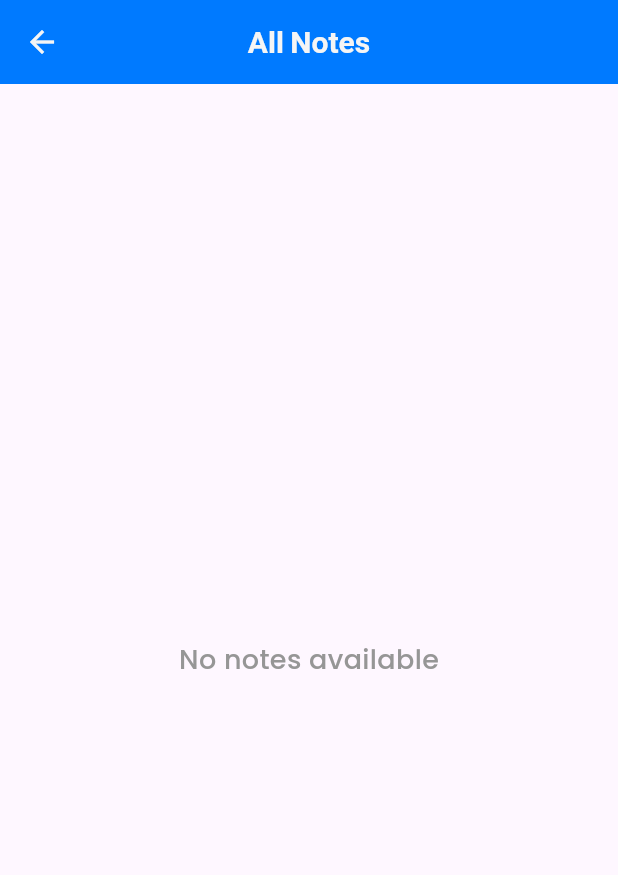
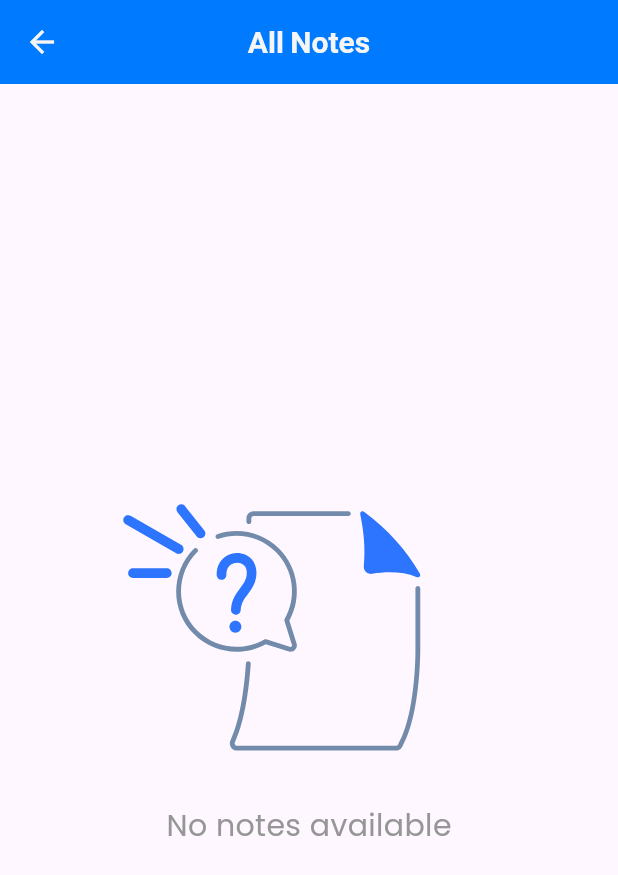
Before and after one commit to thanhquang2004/Study-tracker-app, a Flutter app: the NoteViewAll screen opened directly with empty values, on a phone screen of 412 x 824 dp. Shown: the top 875 px of the screen. Run offline on Flutter 3.47's test engine with Material 3 defaults, Android fonts, the phone set to English and light mode, and no system bars; our stand-ins replace dio, equatable, flutter_bloc, flutter_dotenv, flutter_secure_storage, flutter_svg and 7 more; accounts and stored records are empty.

Commit message:
feat: add empty note for note view all

```diff
--- a/lib/presentation/home/view/note_view_all.dart
+++ b/lib/presentation/home/view/note_view_all.dart
@@ -1,5 +1,8 @@
 import 'package:flutter/material.dart';
+import 'package:flutter_svg/flutter_svg.dart';
+import 'package:study_tracker_mobile/app/constant.dart';
 import 'package:study_tracker_mobile/domain/model/note.dart';
+import 'package:study_tracker_mobile/presentation/resources/assets_manager.dart';
 import 'package:study_tracker_mobile/presentation/resources/color_manager.dart';
 import 'package:study_tracker_mobile/presentation/widget/note_contain.dart';
 
@@ -17,14 +20,26 @@ class NoteViewAll extends StatelessWidget {
         elevation: 0, // Loại bỏ bóng của AppBar để giao diện phẳng hơn
       ),
       body: notes.isEmpty
-          ? const Center(
-              child: Text(
-                'No notes available',
-                style: TextStyle(
-                  fontSize: 18,
-                  color: XColors.neutral_5,
-                  fontWeight: FontWeight.w500,
-                ),
+          ? SizedBox.expand(
+              child: Column(
+                mainAxisAlignment: MainAxisAlignment.center,
+                mainAxisSize: MainAxisSize.max,
+                crossAxisAlignment: CrossAxisAlignment.center,
+                children: [
+                  Padding(
+                    padding: const EdgeInsets.symmetric(horizontal: 16.0).copyWith(right: 64),
+                    child: SvgPicture.asset(ImageAssets.emptyNote,
+                        height: 0.25 * Constants.deviceHeight),
+                  ),
+                  SizedBox(height: 16),
+                  Text(
+                    'No notes available',
+                    style: TextStyle(
+                      fontSize: 20,
+                      color: XColors.neutral_5,
+                    ),
+                  ),
+                ],
               ),
             )
           : Padding(
--- a/lib/presentation/resources/assets_manager.dart
+++ b/lib/presentation/resources/assets_manager.dart
@@ -11,4 +11,5 @@ class ImageAssets {
   static const String homeIcon = "$ICON_PATH/home.svg";
   static const String userIcon = "$ICON_PATH/user.svg";
   static const String empty = "$IMAGE_PATH/empty.svg";
+  static const String emptyNote = "$IMAGE_PATH/empty_note.svg";
 }
```
Also changed, not shown: assets/images/empty_note.svg (added).
